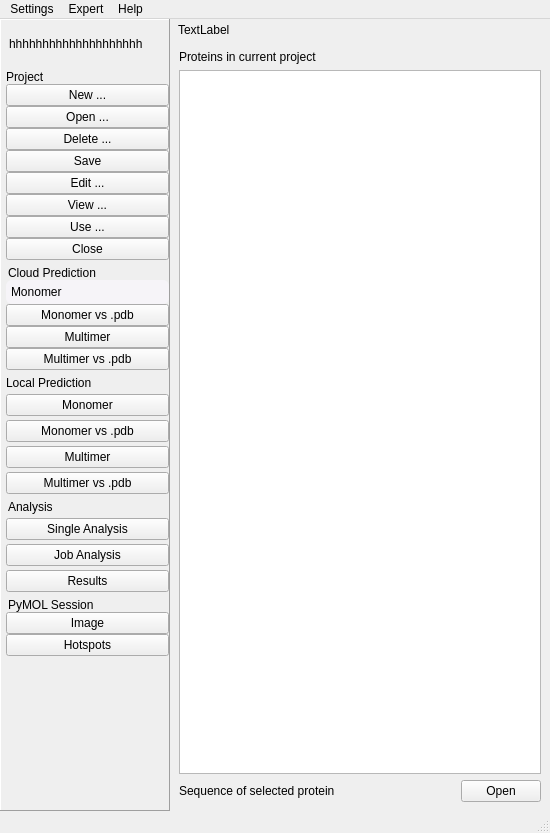
First picture: the form in pyssa/gui/ui/forms/mainWindow_alt.ui, repository urban233/PySSA, before the edit.
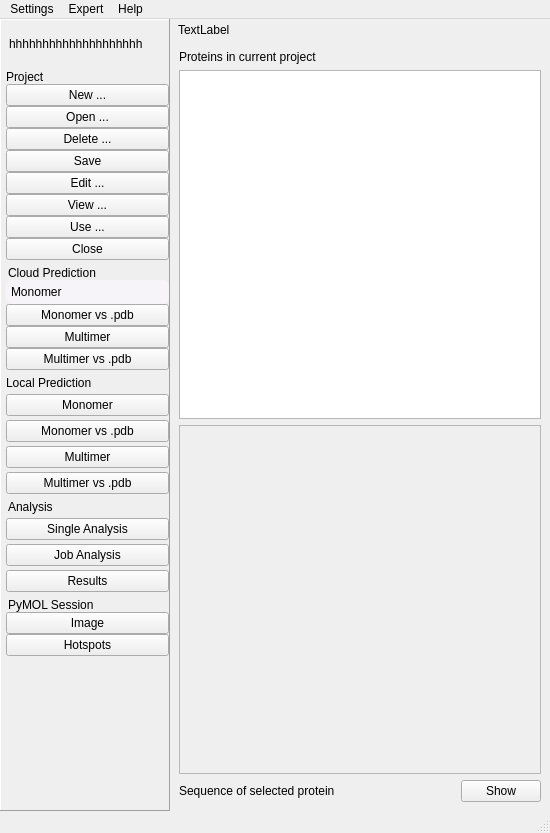
Second picture: the form after the edit. The open tabs and pages were chosen to show the change. Icons and pictures are not drawn.

Commit message: added functionality to view page

Diff of the .ui file:
```diff
--- a/pyssa/gui/ui/forms/mainWindow_alt.ui
+++ b/pyssa/gui/ui/forms/mainWindow_alt.ui
@@ -2643,7 +2643,14 @@
                    </widget>
                   </item>
                   <item>
-                   <widget class="QListWidget" name="list_edit_project_proteins"/>
+                   <widget class="QListWidget" name="list_view_project_proteins"/>
+                  </item>
+                  <item>
+                   <widget class="QTextEdit" name="txtedit_view_sequence">
+                    <property name="enabled">
+                     <bool>false</bool>
+                    </property>
+                   </widget>
                   </item>
                  </layout>
                 </item>
@@ -2672,7 +2679,7 @@
                   <item>
                    <widget class="QPushButton" name="btn_view_project_open">
                     <property name="text">
-                     <string>Open</string>
+                     <string>Show</string>
                     </property>
                    </widget>
                   </item>
```
Left out of the diff: 4 changed lines with no effect on the pictures. The commit also changes 3 other files.
